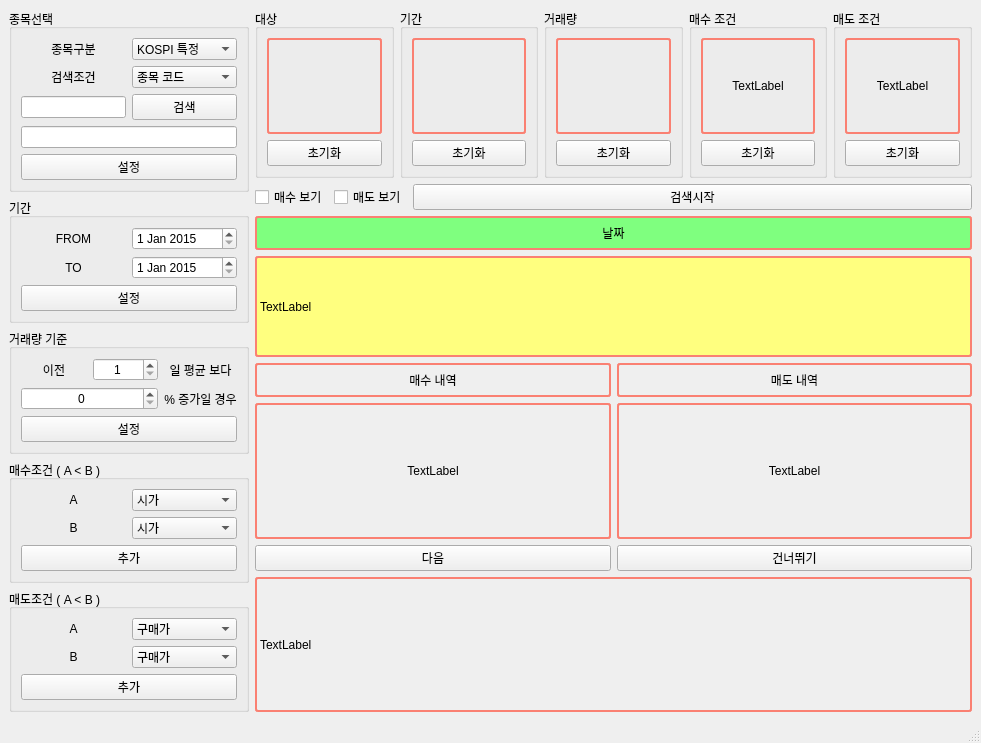
Above: resources/main_window.ui from koojihun/PyTester before the change. Below: the same form after it.
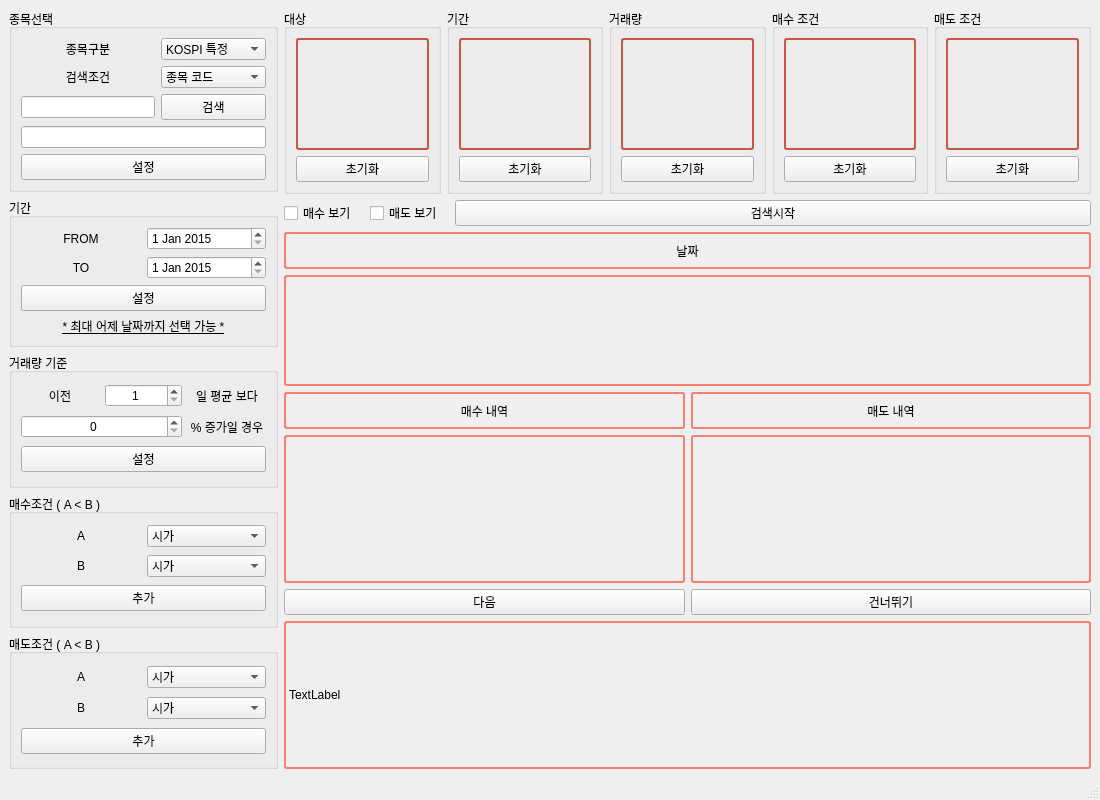
That is the form after the change.

Diff of the .ui file:
```diff
--- a/resources/main_window.ui
+++ b/resources/main_window.ui
@@ -6,8 +6,8 @@
    <rect>
     <x>0</x>
     <y>0</y>
-    <width>981</width>
-    <height>673</height>
+    <width>1100</width>
+    <height>800</height>
    </rect>
   </property>
   <property name="windowTitle">
@@ -124,11 +124,46 @@
          <string>기간</string>
         </property>
         <layout class="QGridLayout" name="gridLayout_2">
+         <item row="0" column="1">
+          <widget class="QDateEdit" name="from_date_edit">
+           <property name="maximumDate">
+            <date>
+             <year>2900</year>
+             <month>10</month>
+             <day>30</day>
+            </date>
+           </property>
+           <property name="minimumDate">
+            <date>
+             <year>2015</year>
+             <month>1</month>
+             <day>1</day>
+            </date>
+           </property>
+          </widget>
+         </item>
+         <item row="2" column="0" colspan="2">
+          <widget class="QPushButton" name="date_ok_btn">
+           <property name="text">
+            <string>설정</string>
+           </property>
+          </widget>
+         </item>
+         <item row="0" column="0">
+          <widget class="QLabel" name="label_13">
+           <property name="text">
+            <string>FROM</string>
+           </property>
+           <property name="alignment">
+            <set>Qt::AlignCenter</set>
+           </property>
+          </widget>
+         </item>
          <item row="1" column="1">
           <widget class="QDateEdit" name="to_date_edit">
            <property name="maximumDate">
             <date>
-             <year>2020</year>
+             <year>2900</year>
              <month>10</month>
              <day>30</day>
             </date>
@@ -152,41 +187,22 @@
            </property>
           </widget>
          </item>
-         <item row="0" column="0">
-          <widget class="QLabel" name="label_13">
+         <item row="3" column="0" colspan="2">
+          <widget class="QLabel" name="label_6">
+           <property name="font">
+            <font>
+             <pointsize>9</pointsize>
+             <underline>true</underline>
+            </font>
+           </property>
            <property name="text">
-            <string>FROM</string>
+            <string>* 최대 어제 날짜까지 선택 가능 *</string>
            </property>
            <property name="alignment">
             <set>Qt::AlignCenter</set>
            </property>
           </widget>
          </item>
-         <item row="0" column="1">
-          <widget class="QDateEdit" name="from_date_edit">
-           <property name="maximumDate">
-            <date>
-             <year>2020</year>
-             <month>10</month>
-             <day>30</day>
-            </date>
-           </property>
-           <property name="minimumDate">
-            <date>
-             <year>2015</year>
-             <month>1</month>
-             <day>1</day>
-            </date>
-           </property>
-          </widget>
-         </item>
-         <item row="2" column="0" colspan="2">
-          <widget class="QPushButton" name="date_ok_btn">
-           <property name="text">
-            <string>설정</string>
-           </property>
-          </widget>
-         </item>
         </layout>
        </widget>
       </item>
@@ -262,8 +278,7 @@
       <item>
        <widget class="QGroupBox" name="groupBox_6">
         <property name="title">
-         <string>매수조건 ( A &lt; B )
-                                    </string>
+         <string>매수조건 ( A &lt; B )</string>
         </property>
         <layout class="QGridLayout" name="gridLayout_3">
          <item row="1" column="0">
@@ -367,8 +382,7 @@
       <item>
        <widget class="QGroupBox" name="groupBox_7">
         <property name="title">
-         <string>매도조건 ( A &lt; B )
-                                    </string>
+         <string>매도조건 ( A &lt; B )</string>
         </property>
         <layout class="QGridLayout" name="gridLayout_4">
          <item row="1" column="0">
@@ -393,11 +407,6 @@
          </item>
          <item row="0" column="1">
           <widget class="QComboBox" name="sell_condition_combo_box_A">
-           <item>
-            <property name="text">
-             <string>구매가</string>
-            </property>
-           </item>
            <item>
             <property name="text">
              <string>시가</string>
@@ -432,11 +441,6 @@
          </item>
          <item row="1" column="1">
           <widget class="QComboBox" name="sell_condition_combo_box_B">
-           <item>
-            <property name="text">
-             <string>구매가</string>
-            </property>
-           </item>
            <item>
             <property name="text">
              <string>시가</string>
@@ -499,7 +503,7 @@
              <property name="styleSheet">
               <string notr="true">border-style: solid;
 border-width: 2px;
-border-color: #FA8072;
+border-color: #C75748;
 border-radius: 3px</string>
              </property>
              <property name="text">
@@ -534,7 +538,7 @@
              <property name="styleSheet">
               <string notr="true">border-style: solid;
 border-width: 2px;
-border-color: #FA8072;
+border-color: #C75748;
 border-radius: 3px</string>
              </property>
              <property name="text">
@@ -569,7 +573,7 @@
              <property name="styleSheet">
               <string notr="true">border-style: solid;
 border-width: 2px;
-border-color: #FA8072;
+border-color: #C75748;
 border-radius: 3px</string>
              </property>
              <property name="text">
@@ -604,11 +608,11 @@
              <property name="styleSheet">
               <string notr="true">border-style: solid;
 border-width: 2px;
-border-color: #FA8072;
+border-color: #C75748;
 border-radius: 3px</string>
              </property>
              <property name="text">
-              <string>TextLabel</string>
+              <string/>
              </property>
              <property name="alignment">
               <set>Qt::AlignCenter</set>
@@ -639,11 +643,11 @@
              <property name="styleSheet">
               <string notr="true">border-style: solid;
 border-width: 2px;
-border-color: #FA8072;
+border-color: #C75748;
 border-radius: 3px</string>
              </property>
              <property name="text">
-              <string>TextLabel</string>
+              <string/>
              </property>
              <property name="alignment">
               <set>Qt::AlignCenter</set>
@@ -693,15 +697,10 @@
       <item>
        <widget class="QLabel" name="today_text_label">
         <property name="styleSheet">
-         <string notr="true">background-color : rgb(127, 255, 127);
-
-                                                                                border-style: solid;
-
-                                                                                border-width: 2px;
-
-                                                                                border-color: #FA8072;
-
-                                                                                border-radius: 3px
+         <string notr="true">border-style: solid;
+border-width: 2px;
+border-color: #FA8072;
+border-radius: 3px
                                     </string>
         </property>
         <property name="text">
@@ -715,19 +714,14 @@
       <item>
        <widget class="QLabel" name="volume_found_label">
         <property name="styleSheet">
-         <string notr="true">background-color : rgb(255, 255, 127);
-
-                                                                                border-style: solid;
-
-                                                                                border-width: 2px;
-
-                                                                                border-color: #FA8072;
-
-                                                                                border-radius: 3px
+         <string notr="true">border-style: solid;
+border-width: 2px;
+border-color: #FA8072;
+border-radius: 3px
                                     </string>
         </property>
         <property name="text">
-         <string>TextLabel</string>
+         <string/>
         </property>
         <property name="alignment">
          <set>Qt::AlignLeading|Qt::AlignLeft|Qt::AlignVCenter</set>
@@ -793,7 +787,7 @@
                                             </string>
           </property>
           <property name="text">
-           <string>TextLabel</string>
+           <string/>
           </property>
           <property name="alignment">
            <set>Qt::AlignCenter</set>
@@ -813,7 +807,7 @@
                                             </string>
           </property>
           <property name="text">
-           <string>TextLabel</string>
+           <string/>
           </property>
           <property name="alignment">
            <set>Qt::AlignCenter</set>
```
Left out of the diff: 20 changed lines with no effect on the pictures.
